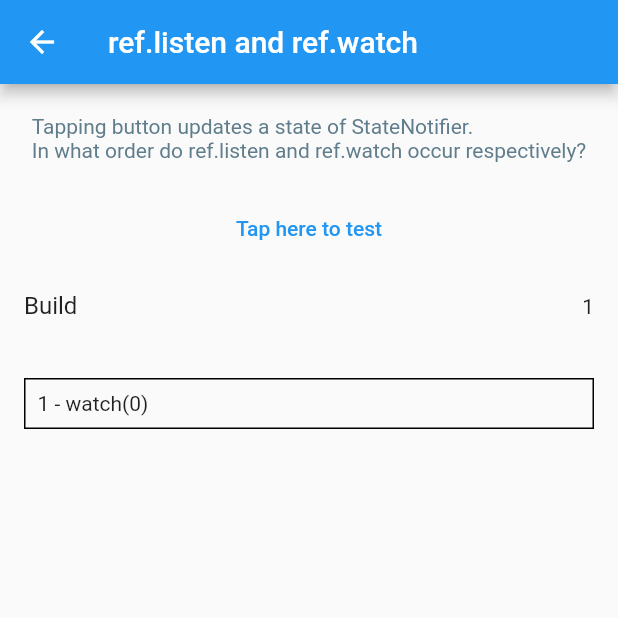
After one commit to reedom/riverpod_testbed, a Flutter app: the screen it shows after launch, after a tap on "In what order do ref.listen and ref.watc", on a phone screen of 412 x 824 dp, the top half of it. The commit adds this screen. Run offline on Flutter 3.47's test engine with Material 2 defaults, Android fonts, the phone set to English and light mode, and no system bars; our stand-ins replace flutter_hooks, hooks_riverpod.

Commit message:
feat: add a page to see orders of ref.listen and ref.watch

```diff
--- a/lib/main.dart
+++ b/lib/main.dart
@@ -4,6 +4,7 @@ import 'package:hooks_riverpod/hooks_riverpod.dart';
 import 'package:riverpod_testbed/testbed/pages/create_in_provider.dart';
 import 'package:riverpod_testbed/testbed/pages/create_in_widget.dart';
 import 'package:riverpod_testbed/testbed/pages/listen_change_state.dart';
+import 'package:riverpod_testbed/testbed/pages/order_of_listen_watch.dart';
 import 'package:riverpod_testbed/testbed/widgets/menu.dart';
 
 void main() {
@@ -72,6 +73,14 @@ class MyHomePage extends HookWidget with WidgetsBindingObserver {
                 ),
               ),
             ),
+            Menu(
+              'In what order do ref.listen and ref.watch occur respectively?',
+              onTap: () => Navigator.of(context).push(
+                MaterialPageRoute(
+                  builder: (context) => OrderOfListenWatchPage(),
+                ),
+              ),
+            ),
           ],
         ),
       ),
--- /dev/null
+++ b/lib/testbed/pages/order_of_listen_watch.dart
@@ -0,0 +1,85 @@
+import 'dart:ui';
+
+import 'package:flutter/material.dart';
+import 'package:hooks_riverpod/hooks_riverpod.dart';
+import 'package:riverpod_testbed/testbed/widgets/count_tile.dart';
+
+class OrderOfListenWatchPage extends StatefulHookConsumerWidget {
+  @override
+  ConsumerState<ConsumerStatefulWidget> createState() => _State();
+}
+
+class _State extends ConsumerState<OrderOfListenWatchPage> {
+  int _built = 0;
+
+  List<String> _history = [];
+
+  final _stateNotifierProvider =
+      StateNotifierProvider<_StateNotifier, int>((_) => _StateNotifier());
+
+  final _anotherProvider =
+      StateNotifierProvider<_StateNotifier, int>((_) => _StateNotifier());
+
+  @override
+  Widget build(BuildContext context) {
+    ++_built;
+
+    final value = ref.watch(_stateNotifierProvider);
+    _history.add('watch($value)');
+
+    ref.listen(_stateNotifierProvider, (_, value) {
+      _history.add('listen($value)');
+      ref.read(_anotherProvider.notifier).update();
+    });
+
+    ref.watch(_anotherProvider);
+
+    return Scaffold(
+      appBar: AppBar(
+        title: Text('ref.listen and ref.watch'),
+      ),
+      body: Column(
+        children: [
+          Padding(
+            padding: const EdgeInsets.symmetric(horizontal: 16, vertical: 20),
+            child: Text(
+                'Tapping button updates a state of StateNotifier.\n'
+                'In what order do ref.listen and ref.watch occur'
+                ' respectively?',
+                style: TextStyle(color: Colors.blueGrey)),
+          ),
+          TextButton(
+              onPressed: () {
+                _history = [];
+                ref.read(_stateNotifierProvider.notifier).update();
+              },
+              child: Text('Tap here to test')),
+          CountTile(label: 'Build', count: _built),
+          Padding(
+            padding: const EdgeInsets.symmetric(horizontal: 16, vertical: 20),
+            child: Container(
+              decoration: BoxDecoration(border: Border.all()),
+              padding: EdgeInsets.all(8),
+              width: double.infinity,
+              child: Column(
+                crossAxisAlignment: CrossAxisAlignment.start,
+                children: List.generate(_history.length, (i) => i)
+                    .map((i) => Text('${i + 1} - ${_history[i]}',
+                        style: TextStyle(
+                          fontFeatures: [FontFeature.tabularFigures()],
+                        )))
+                    .toList(),
+              ),
+            ),
+          ),
+        ],
+      ),
+    );
+  }
+}
+
+class _StateNotifier extends StateNotifier<int> {
+  _StateNotifier() : super(0);
+
+  void update() => state = state + 1;
+}
```
